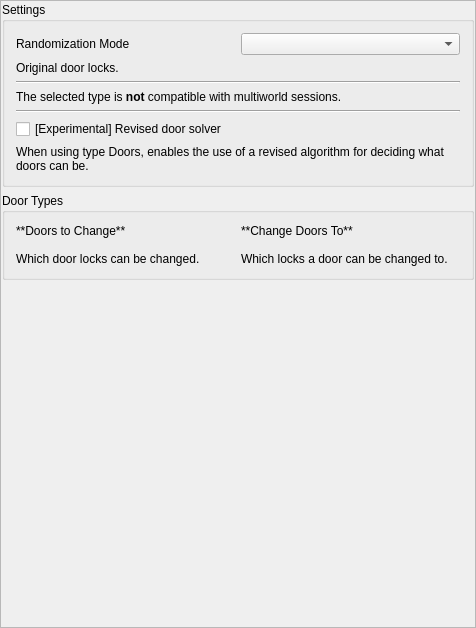
randovania/randovania, file randovania/gui/ui_files/preset_dock_rando.ui: the form before one commit.
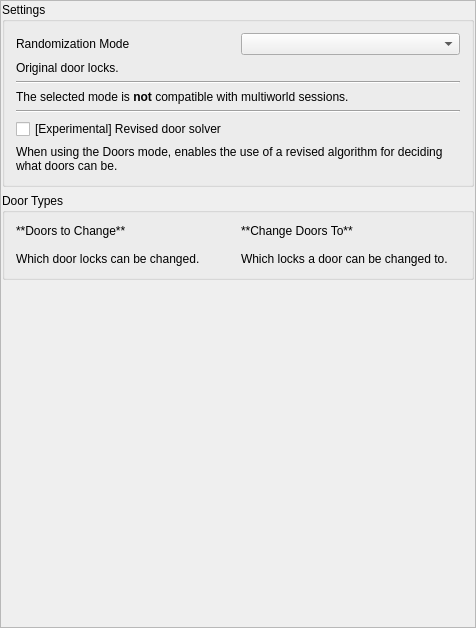
The form after the commit.

Diff of the .ui file:
```diff
--- a/randovania/gui/ui_files/preset_dock_rando.ui
+++ b/randovania/gui/ui_files/preset_dock_rando.ui
@@ -75,7 +75,7 @@
            <item row="6" column="0" colspan="2">
             <widget class="QLabel" name="multiworld_label">
              <property name="text">
-              <string>&lt;html&gt;&lt;head/&gt;&lt;body&gt;&lt;p&gt;The selected type is &lt;span style=&quot; font-weight:700;&quot;&gt;not&lt;/span&gt; compatible with multiworld sessions.&lt;/p&gt;&lt;/body&gt;&lt;/html&gt;</string>
+              <string>&lt;html&gt;&lt;head/&gt;&lt;body&gt;&lt;p&gt;The selected mode is &lt;span style=&quot; font-weight:700;&quot;&gt;not&lt;/span&gt; compatible with multiworld sessions.&lt;/p&gt;&lt;/body&gt;&lt;/html&gt;</string>
              </property>
             </widget>
            </item>
@@ -113,7 +113,7 @@
            <item row="9" column="0" colspan="2">
             <widget class="QLabel" name="two_sided_door_search_label">
              <property name="text">
-              <string>&lt;html&gt;&lt;head/&gt;&lt;body&gt;&lt;p&gt;When using type Doors, enables the use of a revised algorithm for deciding what doors can be.&lt;/p&gt;&lt;/body&gt;&lt;/html&gt;</string>
+              <string>&lt;html&gt;&lt;head/&gt;&lt;body&gt;&lt;p&gt;When using the Doors mode, enables the use of a revised algorithm for deciding what doors can be.&lt;/p&gt;&lt;/body&gt;&lt;/html&gt;</string>
              </property>
              <property name="wordWrap">
               <bool>true</bool>
```
